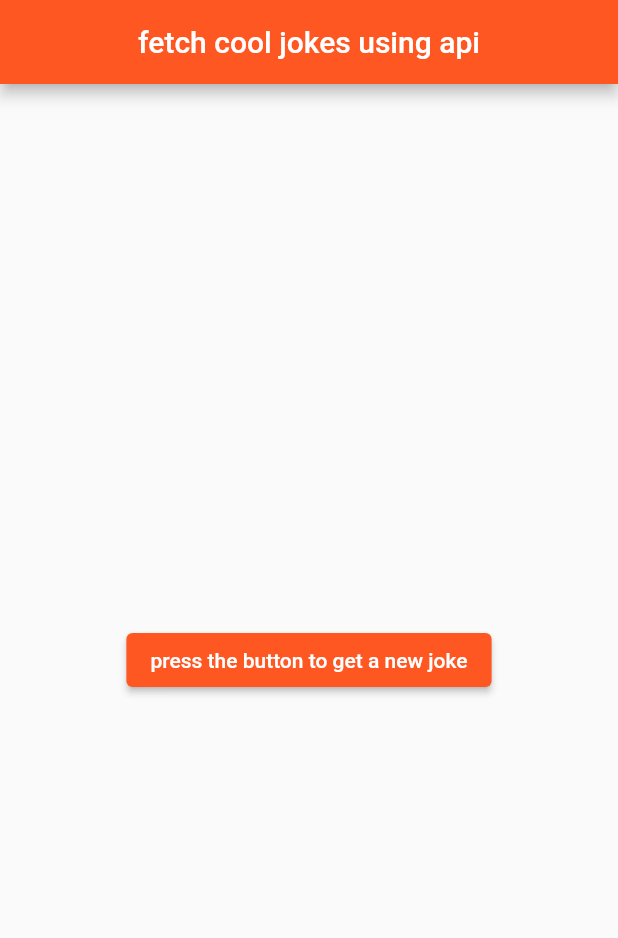
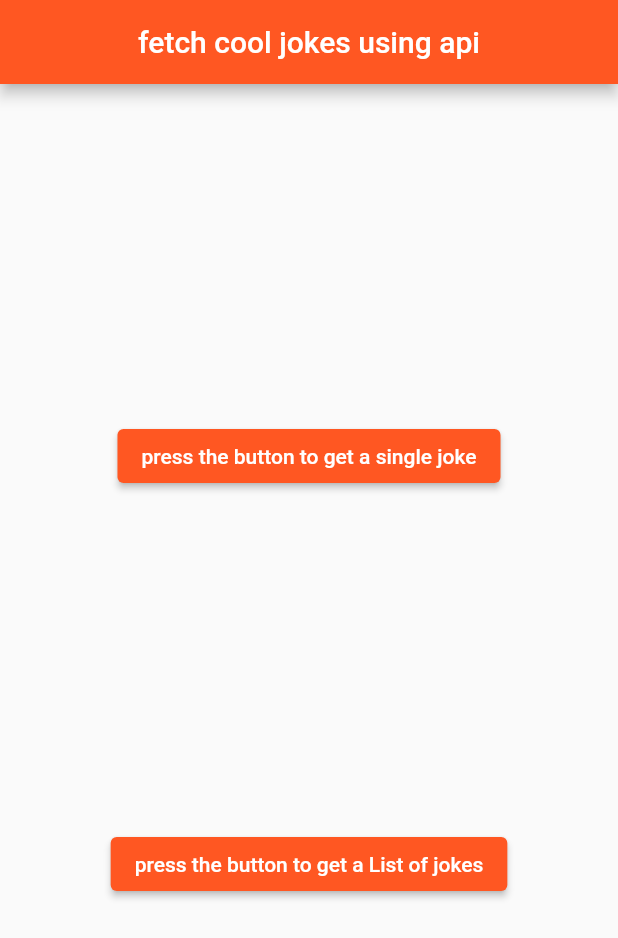
Before and after one commit to jaafarfares/flutter_basic_futures_setup, a Flutter app: the JokePopUp widget shown alone on an empty page, opened directly, after a tap on the "close" icon, on a phone screen of 412 x 824 dp. Shown: the top 938 px of the screen. Run offline on Flutter 3.47's test engine with Material 2 defaults, Android fonts, the phone set to English and light mode, and no system bars; our stand-ins replace awesome_dialog, dio, firebase_auth, firebase_core, geocoding, geolocator and 2 more; missing offline and left inert: flutter_facebook_auth, flutterfire_ui; accounts and stored records are empty; network calls fail.

Commit message:
add a button to fetch a list of Jokes

```diff
--- a/basic_mvvm_setup/lib/repositories/jokes/joke_repositories.dart
+++ b/basic_mvvm_setup/lib/repositories/jokes/joke_repositories.dart
@@ -2,4 +2,5 @@ import 'package:basic_mvvm_setup/models/joke_model.dart';
 
 abstract class JokeRepository {
   Future<JokeModel> getjoke();
+  Future<List<JokeModel>> getjokes();
 }
--- a/basic_mvvm_setup/lib/repositories/jokes/jokes_api.dart
+++ b/basic_mvvm_setup/lib/repositories/jokes/jokes_api.dart
@@ -5,7 +5,7 @@ import 'package:dio/dio.dart';
 class JokesApi extends JokeRepository {
   @override
   Future<JokeModel> getjoke() async {
-    JokeModel joke = JokeModel(); // Empty JokeModel object as default value
+    JokeModel joke = JokeModel();
     try {
       var response =
           await Dio().get('https://official-joke-api.appspot.com/random_joke');
@@ -14,11 +14,26 @@ class JokesApi extends JokeRepository {
     } catch (e) {
       print(e);
     }
-    print('/*************///');
-
-    print(joke);
-    print('/*************///');
 
     return joke;
   }
+
+  @override
+  Future<List<JokeModel>> getjokes() async {
+    List<JokeModel> jokes = [];
+    try {
+      var response =
+          await Dio().get('https://official-joke-api.appspot.com/random_ten');
+      var jsonData = response.data as List;
+      jokes = jsonData.map((joke) => JokeModel.fromJson(joke)).toList();
+    } catch (e) {
+      print(e);
+    }
+    print('/*************///');
+
+    print(jokes);
+    print('/*************///');
+
+    return jokes;
+  }
 }
--- a/basic_mvvm_setup/lib/repositories/jokes/jokes_local.dart
+++ b/basic_mvvm_setup/lib/repositories/jokes/jokes_local.dart
@@ -7,5 +7,10 @@ class JokesLocal extends JokeRepository{
     // TODO: implement getjoke
     throw UnimplementedError();
   }
+    @override
+  Future<List<JokeModel>> getjokes() {
+    // TODO: implement getjoke
+    throw UnimplementedError();
+  }
 
 }
--- a/basic_mvvm_setup/lib/ui/screens/joke_popup.dart
+++ b/basic_mvvm_setup/lib/ui/screens/joke_popup.dart
@@ -24,7 +24,7 @@ class JokePopUp extends StatelessWidget {
             color: Colors.white,
           ),
           child: FutureBuilder<JokeModel?>(
-            future: jokeViewModel.fetchjokes(),
+            future: jokeViewModel.fetchjoke(),
             builder: (context, snapshot) {
               if (snapshot.connectionState == ConnectionState.waiting) {
                 return Center(
--- a/basic_mvvm_setup/lib/view_models/home_page_viewmodel.dart
+++ b/basic_mvvm_setup/lib/view_models/home_page_viewmodel.dart
@@ -1,5 +1,7 @@
 class HomePageViewModel {
 // it provides all the function and data the home page need
   String pagetitle = 'fetch cool jokes using api';
-  String pagebody = 'press the button to get a new joke';
+  String first = 'press the button to get a single joke';
+  String second = 'press the button to get a List of jokes';
+
 }
--- a/basic_mvvm_setup/lib/view_models/joke_viewmodel.dart
+++ b/basic_mvvm_setup/lib/view_models/joke_viewmodel.dart
@@ -4,8 +4,12 @@ import 'package:basic_mvvm_setup/repositories/jokes/jokes_api.dart';
 import 'package:dio/dio.dart';
 
 class JokeViewModel {
-  Future<JokeModel?> fetchjokes() async {
+  Future<JokeModel?> fetchjoke() async {
     return JokesApi().getjoke();
+  }
+
+  Future<List<JokeModel>> fetchjokes() async {
+    return JokesApi().getjokes();
   }
 }
 /* class JokeViewModel {
```
Also changed, not shown: basic_mvvm_setup/lib/ui/screens/home_page.dart (+19 -3 lines), basic_mvvm_setup/lib/ui/screens/jokes_list.dart (added, +70 -0 lines).
